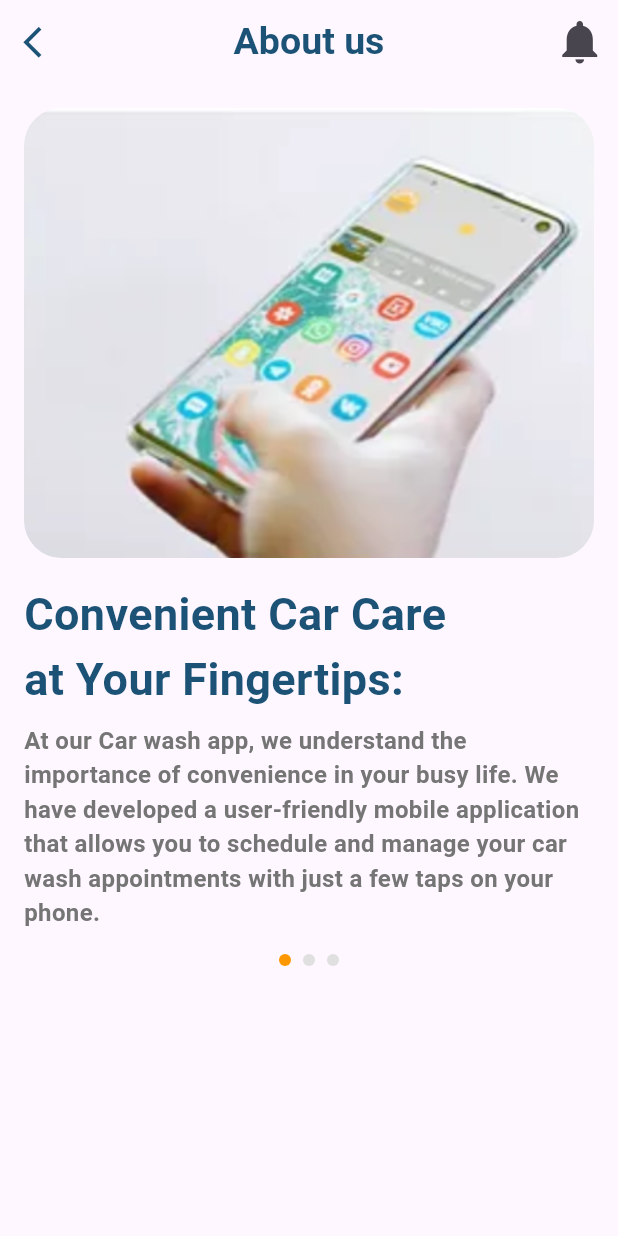
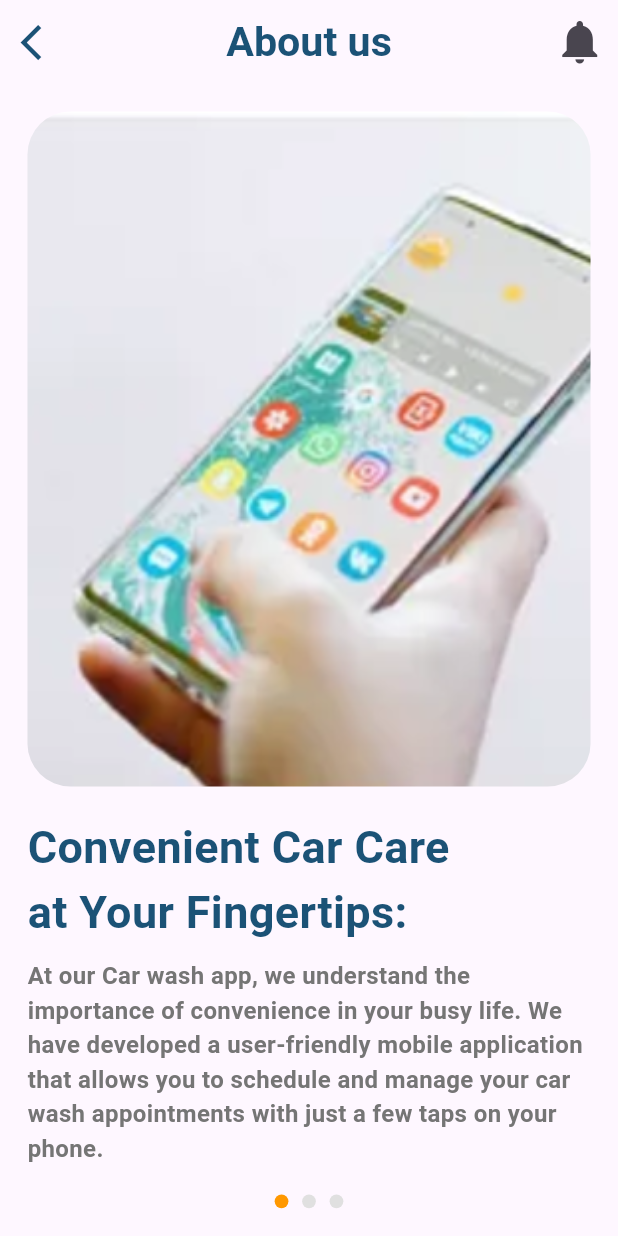
Before and after one commit to kareemtoson12/car-wash, a Flutter app: the screen it shows after launch, after a tap on "Join now", on a phone screen of 412 x 824 dp. Run offline on Flutter 3.47's test engine with Material 3 defaults, Android fonts, the phone set to English and light mode, and no system bars; our stand-ins replace device_preview, flutter_custom_clippers, flutter_map, flutter_screenutil, flutter_svg, font_awesome_flutter and 6 more; network calls fail.

Commit message:
dohaa edited her task for second timeeee

```diff
--- a/lib/core/styels_manger.dart
+++ b/lib/core/styels_manger.dart
@@ -54,7 +54,7 @@ class StylesManager {
     color: Colors.orange,
   );
   static TextStyle titleText = TextStyle(
-      fontSize: 25,
+      fontSize: 22.sp,
       color: ColorsManger.darkblue,
       fontWeight: FontWeight.bold);
   // Define color palette
--- a/lib/features/HomePage/Home/AboutUsScreen/AboutUs_view.dart
+++ b/lib/features/HomePage/Home/AboutUsScreen/AboutUs_view.dart
@@ -1,4 +1,5 @@
 import 'package:flutter/material.dart';
+import 'package:flutter_screenutil/flutter_screenutil.dart';
 import 'package:get/get.dart';
 import 'package:clean_wash/core/colors_manger.dart';
 import 'package:clean_wash/core/widgets/NotificationButton.dart';
@@ -11,12 +12,13 @@ class AboutUsView extends StatelessWidget {
     final AboutUsController controller = Get.put(AboutUsController());
 
     return Scaffold(
-      appBar: AppBar(
+      resizeToAvoidBottomInset: false,
+      appBar:  AppBar(
         centerTitle: true,
         leading: IconButton(
           icon: Icon(
             Icons.arrow_back_ios,
-            size: 25,
+            size: 25.sp,
             color: ColorsManger.darkblue,
           ),
           onPressed: () {
@@ -25,49 +27,53 @@ class AboutUsView extends StatelessWidget {
         ),
         title: Text(
           'About us',
-          style: StylesManager.titleText,
+          style: StylesManager.titleText.copyWith(fontSize: 24.sp),
         ),
         actions: [NotificationButton()],
       ),
-      body: PageView.builder(
+      body: Center(
+        child: PageView.builder(
           controller: controller.pageController,
           itemCount: controller.pages.length,
           onPageChanged: controller.onPageChanged,
           itemBuilder: (context, index) {
             return Padding(
-            padding: const EdgeInsets.all(16.0),
+              padding: EdgeInsets.all(16.r),
               child: Column(
                 crossAxisAlignment: CrossAxisAlignment.start,
                 children: [
-                Container(
-                  height: 300,
+                  Expanded(
+                    flex: 2,
+                    child: Container(
+                      width: double.infinity,
                       decoration: BoxDecoration(
-                    borderRadius: BorderRadius.circular(25),
+                        borderRadius: BorderRadius.circular(25.r),
                         image: DecorationImage(
                           image: AssetImage(controller.pages[index]['image']!),
-                      fit: BoxFit.fill,
+                          fit: BoxFit.cover,
                         ),
                       ),
                     ),
-                SizedBox(height: 16),
+                  ),
+                  SizedBox(height: 16.h),
                   Text(
                     controller.pages[index]['title']!,
                     style: TextStyle(
-                    fontSize: 30,
+                      fontSize: 30.spMin,
                       fontWeight: FontWeight.bold,
                       color: ColorsManger.darkblue,
                     ),
                   ),
-                SizedBox(height: 8),
+                  SizedBox(height: 8.h),
                   Text(
                     controller.pages[index]['description']!,
                     style: TextStyle(
-                    fontSize: 16,
+                      fontSize: 16.spMin,
                       fontWeight: FontWeight.bold,
                       color: Colors.grey[600],
                     ),
                   ),
-                SizedBox(height: 16),
+                  SizedBox(height: 16.h),
                   // Wrap only the indicators with Obx
                   Obx(
                     () => Row(
@@ -75,9 +81,9 @@ class AboutUsView extends StatelessWidget {
                       children: List.generate(
                         controller.pages.length,
                         (dotIndex) => Container(
-                        margin: EdgeInsets.symmetric(horizontal: 4),
-                        width: 8,
-                        height: 8,
+                          margin: EdgeInsets.symmetric(horizontal: 4.w),
+                          width: 8.w,
+                          height: 8.h,
                           decoration: BoxDecoration(
                             color: dotIndex == controller.currentPage.value
                                 ? ColorsManger.orange
@@ -93,6 +99,7 @@ class AboutUsView extends StatelessWidget {
             );
           },
         ),
+      ),
     );
   }
 }
--- a/lib/features/HomePage/Home/home_view.dart
+++ b/lib/features/HomePage/Home/home_view.dart
@@ -53,12 +53,9 @@ class HomeView extends StatelessWidget {
                     child: Column(
                       children: [
                         SizedBox(
-                          height: 15,
+                          height:10.h,
                         ),
                         Features_services(),
-                        SizedBox(
-                          height: 8,
-                        ),
                         appointment(),
                         SizedBox(
                           height: 10,
@@ -123,7 +120,7 @@ Widget Header() {
                   "Dohaa aymann",
                   style: TextStyle(
                       color: ColorsManger.white,
-                      fontSize: 16,
+                      fontSize: 16.sp,
                       fontWeight: FontWeight.bold),
                 ),
                 IconButton(
@@ -140,25 +137,28 @@ Widget Header() {
               style: TextStyle(
                   color: ColorsManger.white,
                   fontWeight: FontWeight.bold,
-                  fontSize: 35),
+                  fontSize:30.sp),
             ),
             SizedBox(
               height: 10,
             ),
             Container(
-              height: 50,
+              height: 50.h, // make this responsive as well
               alignment: Alignment.center,
               decoration: BoxDecoration(
-                  color: ColorsManger.white,
-                  border: Border.all(width: 1, color: Colors.grey),
-                  borderRadius: BorderRadius.circular(15)),
+                color: ColorsManger.white,
+                border: Border.all(width: 1.w, color: Colors.grey),
+                borderRadius: BorderRadius.circular(15.r),
+              ),
               child: TextFormField(
+                textAlign: TextAlign.start, // Align text to center
                 decoration: InputDecoration(
-                    hintText: "Search..",
-                    fillColor: ColorsManger.white,
-                    prefixIcon: Icon(Icons.search),
-                    suffixIcon: Icon(Icons.settings),
-                    border: InputBorder.none),
+                  hintText: "Search..",
+                  fillColor: ColorsManger.white,
+                  prefixIcon: Icon(Icons.search, size: 20.sp),
+                  border: InputBorder.none,
+                  contentPadding: EdgeInsets.symmetric(vertical: 12.h), // Adjust the padding
+                ),
               ),
             ),
           ],
@@ -178,7 +178,8 @@ Widget Features_services() {
               fontWeight: FontWeight.bold,
               color: Colors.black38)),
       Container(
-        height: 100,
+        height: 100.h,
+        alignment: Alignment.center,
         child: ListView.builder(
           shrinkWrap: true,
           scrollDirection: Axis.horizontal,
@@ -190,13 +191,13 @@ Widget Features_services() {
                 children: [
                   CircleAvatar(
                     backgroundImage: AssetImage("${features[i]['image']}"),
-                    radius: 30,
+                    radius: 30.r,
                   ),
                   Text(
                     "${features[i]['title']}",
                     style: TextStyle(
                         fontWeight: FontWeight.bold,
-                        fontSize: 16,
+                        fontSize: 16.spMin,
                         color: ColorsManger.darkblue),
                   )
                 ],
@@ -253,7 +254,7 @@ Widget appointment() {
                         Text(
                           "You don't have any car wash appointment yet..",
                           style: TextStyle(
-                              fontSize: 18,
+                              fontSize: 18.spMin,
                               fontWeight: FontWeight.bold,
                               color: ColorsManger.white),
                         ),
@@ -317,7 +318,7 @@ Widget Promotions() {
                   children: [
                     Text("For our most loyal customers!",
                         style: TextStyle(
-                            fontSize: 20,
+                            fontSize: 20.spMin,
                             fontWeight: FontWeight.bold,
                             color: ColorsManger.white)),
                     CustomButton("Join now",()=>AboutUsView())
```
Also changed, not shown: lib/features/HomePage/Profile/profile_view.dart (+34 -25 lines). Lines whose indentation alone changed are shown as unchanged.
